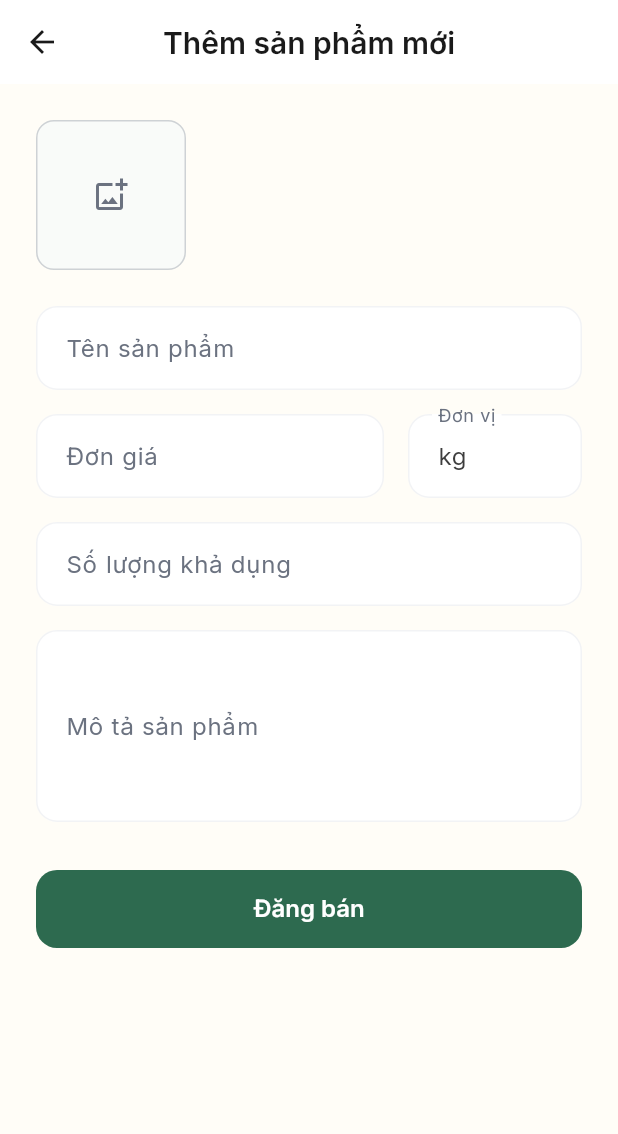
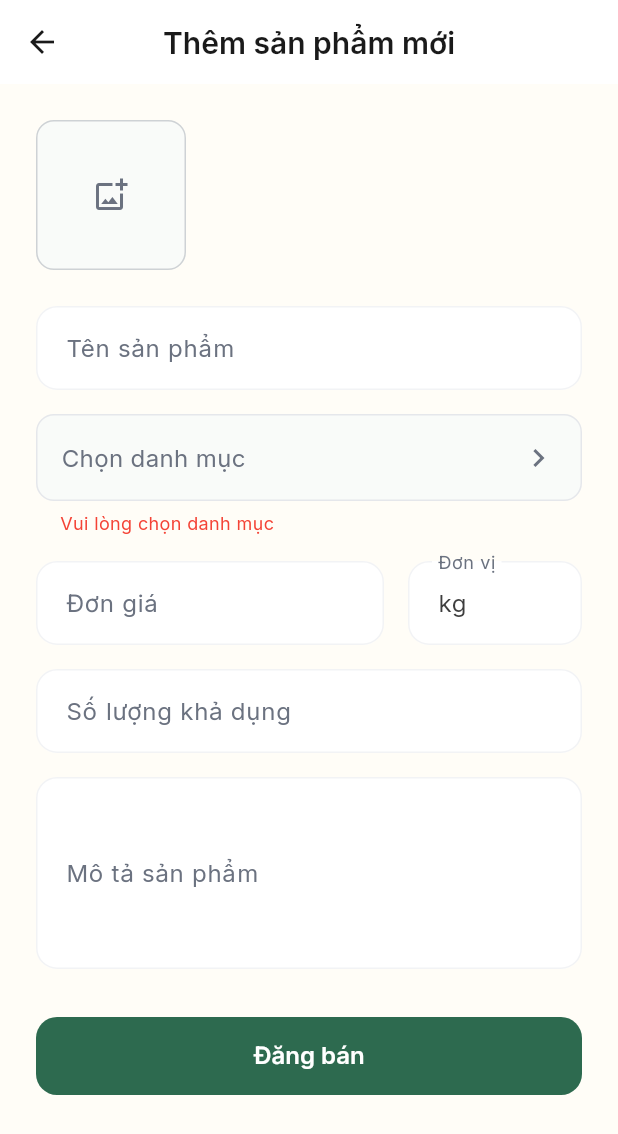
Before and after one commit to PRM393r/AgriLink_Mobile, a Flutter app: the ProductFormScreen screen opened by its route, on a phone screen of 412 x 824 dp. Shown: the top 1134 px of the screen. Run offline on Flutter 3.47's test engine with Material 3 defaults, Android fonts, the phone set to English and light mode, and no system bars; our stand-ins replace dio, firebase_auth, firebase_core, fl_chart, flutter_secure_storage, google_fonts and 1 more; accounts and stored records are empty; network calls fail.

Commit message:
feat: complete Task 10 category picker and update dashboard navigation

```diff
--- a/lib/data/services/product_service.dart
+++ b/lib/data/services/product_service.dart
@@ -56,6 +56,10 @@ class ProductService {
     return _productRepository.getCategories();
   }
 
+  Future<List<Map<String, dynamic>>> fetchCategoryTree() {
+    return _productRepository.getCategoryTree();
+  }
+
   Future<String> uploadImage(dynamic file) {
     return _productRepository.uploadImage(file);
   }
--- a/lib/screens/dashboard/farmer/product_form_screen.dart
+++ b/lib/screens/dashboard/farmer/product_form_screen.dart
@@ -8,6 +8,8 @@ import '../../../data/models/product_model.dart';
 import '../../../data/services/product_service.dart';
 import '../../../widgets/common/agri_button.dart';
 import '../../../widgets/common/agri_text_field.dart';
+import '../../../widgets/product/category_picker.dart';
+import '../../../core/constants/app_text_styles.dart';
 
 // ponytail: Unified Create and Edit screen.
 // Uses the same form, fills initial values if editing.
@@ -31,6 +33,7 @@ class _ProductFormScreenState extends State<ProductFormScreen> {
   List<String> _existingImages = [];
   List<XFile> _newImages = [];
 
+  String? _selectedCategory;
   bool _isLoading = false;
 
   bool get isEditing => widget.product != null;
@@ -44,6 +47,7 @@ class _ProductFormScreenState extends State<ProductFormScreen> {
     _qtyCtrl = TextEditingController(text: widget.product?.availableQuantity.toString() ?? '');
     _unitCtrl = TextEditingController(text: widget.product?.unit ?? 'kg');
     _existingImages = List.from(widget.product?.images ?? []);
+    _selectedCategory = widget.product?.category;
   }
 
   @override
@@ -58,6 +62,12 @@ class _ProductFormScreenState extends State<ProductFormScreen> {
 
   Future<void> _submit() async {
     if (!_formKey.currentState!.validate()) return;
+    if (_selectedCategory == null) {
+      ScaffoldMessenger.of(context).showSnackBar(
+        const SnackBar(content: Text('Vui lòng chọn danh mục')),
+      );
+      return;
+    }
 
     setState(() => _isLoading = true);
 
@@ -88,7 +98,7 @@ class _ProductFormScreenState extends State<ProductFormScreen> {
         sellerType: widget.product?.sellerType ?? '',
         images: finalImages,
         certifications: widget.product?.certifications ?? [],
-        category: widget.product?.category ?? 'Rau củ', // Should ideally use a category picker
+        category: _selectedCategory ?? 'Rau củ',
       );
 
       if (isEditing) {
@@ -169,6 +179,43 @@ class _ProductFormScreenState extends State<ProductFormScreen> {
                 hintText: 'VD: Cà chua Cherry',
                 validator: (v) => v!.trim().isEmpty ? 'Bắt buộc nhập' : null,
               ),
+              const SizedBox(height: 16),
+
+              InkWell(
+                onTap: () async {
+                  final cat = await CategoryPickerBottomSheet.show(context, initialCategory: _selectedCategory);
+                  if (cat != null) {
+                    setState(() {
+                      _selectedCategory = cat;
+                    });
+                  }
+                },
+                child: Container(
+                  padding: const EdgeInsets.symmetric(horizontal: 16, vertical: 16),
+                  decoration: BoxDecoration(
+                    color: AppColors.surfaceSoft,
+                    borderRadius: BorderRadius.circular(12),
+                    border: Border.all(color: AppColors.surfaceDivider),
+                  ),
+                  child: Row(
+                    mainAxisAlignment: MainAxisAlignment.spaceBetween,
+                    children: [
+                      Text(
+                        _selectedCategory ?? 'Chọn danh mục',
+                        style: _selectedCategory != null
+                            ? AppTextStyles.body
+                            : AppTextStyles.body.copyWith(color: AppColors.muted),
+                      ),
+                      const Icon(Icons.chevron_right, color: AppColors.muted),
+                    ],
+                  ),
+                ),
+              ),
+              if (_selectedCategory == null)
+                Padding(
+                  padding: const EdgeInsets.only(left: 16, top: 6),
+                  child: Text('Vui lòng chọn danh mục', style: AppTextStyles.body.copyWith(color: Colors.red, fontSize: 12)),
+                ),
               const SizedBox(height: 16),
 
               Row(
```
Also changed, not shown: lib/data/repositories/product_repository.dart (+14 -1 lines), lib/screens/dashboard/farmer/farmer_dashboard_screen.dart (+10 -2 lines), lib/screens/dashboard/farmer/my_products_screen.dart (+8 -1 lines), lib/widgets/product/category_picker.dart (added, +118 -0 lines).
